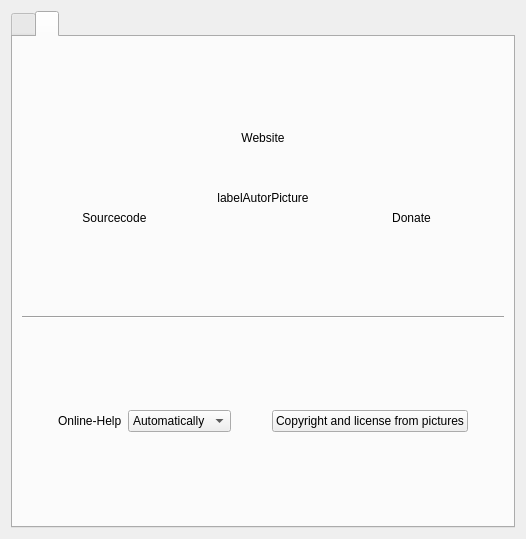
This is showclick/showclickDialog.ui in vkohaupt/vokoShowClick as Qt 5 draws it before an edit. The edited form follows.
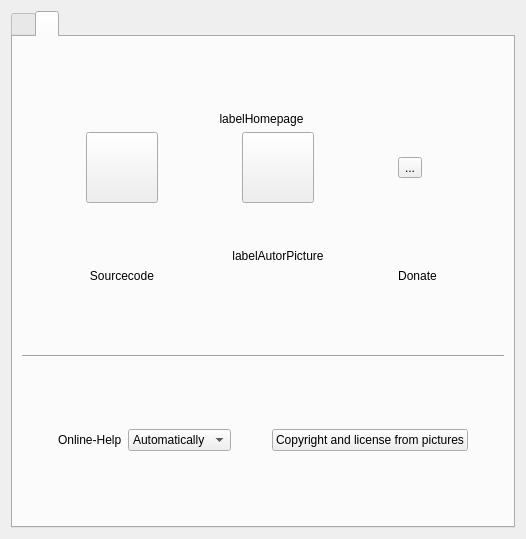
This is the edited form. Icons and pictures are not drawn.

The edit to the form file:
```diff
--- a/showclick/showclickDialog.ui
+++ b/showclick/showclickDialog.ui
@@ -460,7 +460,50 @@
        </item>
        <item>
         <layout class="QGridLayout" name="gridLayout_7">
-         <item row="2" column="1">
+         <item row="4" column="0">
+          <widget class="QLabel" name="labelSourcecodeUrl">
+           <property name="text">
+            <string notr="true">Sourcecode</string>
+           </property>
+           <property name="alignment">
+            <set>Qt::AlignCenter</set>
+           </property>
+           <property name="openExternalLinks">
+            <bool>true</bool>
+           </property>
+          </widget>
+         </item>
+         <item row="4" column="2">
+          <widget class="QLabel" name="labelDonateUrl">
+           <property name="text">
+            <string>Donate</string>
+           </property>
+           <property name="alignment">
+            <set>Qt::AlignCenter</set>
+           </property>
+           <property name="openExternalLinks">
+            <bool>true</bool>
+           </property>
+          </widget>
+         </item>
+         <item row="1" column="1" alignment="Qt::AlignHCenter">
+          <widget class="QToolButton" name="toolButton">
+           <property name="text">
+            <string notr="true"/>
+           </property>
+           <property name="icon">
+            <iconset resource="../showclick.qrc">
+             <normaloff>:/pictures/showclick/go-home.png</normaloff>:/pictures/showclick/go-home.png</iconset>
+           </property>
+           <property name="iconSize">
+            <size>
+             <width>64</width>
+             <height>64</height>
+            </size>
+           </property>
+          </widget>
+         </item>
+         <item row="3" column="1">
           <widget class="QLabel" name="labelAutorPicture">
            <property name="maximumSize">
             <size>
@@ -479,23 +522,10 @@
            </property>
           </widget>
          </item>
-         <item row="3" column="2">
-          <widget class="QLabel" name="labelDonateUrl">
-           <property name="text">
-            <string>Donate</string>
-           </property>
-           <property name="alignment">
-            <set>Qt::AlignCenter</set>
-           </property>
-           <property name="openExternalLinks">
-            <bool>true</bool>
-           </property>
-          </widget>
-         </item>
          <item row="0" column="0" colspan="3">
           <widget class="QLabel" name="labelWebSiteUrl">
            <property name="text">
-            <string notr="true">Website</string>
+            <string notr="true">labelHomepage</string>
            </property>
            <property name="alignment">
             <set>Qt::AlignCenter</set>
@@ -505,21 +535,8 @@
            </property>
           </widget>
          </item>
-         <item row="3" column="0">
-          <widget class="QLabel" name="labelSourcecodeUrl">
-           <property name="text">
-            <string notr="true">Sourcecode</string>
-           </property>
-           <property name="alignment">
-            <set>Qt::AlignCenter</set>
-           </property>
-           <property name="openExternalLinks">
-            <bool>true</bool>
-           </property>
-          </widget>
-         </item>
-         <item row="1" column="0">
-          <spacer name="verticalSpacer_4">
+         <item row="2" column="1">
+          <spacer name="verticalSpacer_7">
            <property name="orientation">
             <enum>Qt::Vertical</enum>
            </property>
@@ -531,6 +548,40 @@
            </property>
           </spacer>
          </item>
+         <item row="1" column="2">
+          <widget class="QToolButton" name="toolButton_2">
+           <property name="text">
+            <string>...</string>
+           </property>
+           <property name="icon">
+            <iconset resource="../showclick.qrc">
+             <normaloff>:/pictures/showclick/sourcecode.png</normaloff>:/pictures/showclick/sourcecode.png</iconset>
+           </property>
+           <property name="iconSize">
+            <size>
+             <width>64</width>
+             <height>64</height>
+            </size>
+           </property>
+          </widget>
+         </item>
+         <item row="1" column="0">
+          <widget class="QToolButton" name="toolButton_3">
+           <property name="text">
+            <string notr="true"/>
+           </property>
+           <property name="icon">
+            <iconset resource="../showclick.qrc">
+             <normaloff>:/pictures/showclick/donate.png</normaloff>:/pictures/showclick/donate.png</iconset>
+           </property>
+           <property name="iconSize">
+            <size>
+             <width>64</width>
+             <height>64</height>
+            </size>
+           </property>
+          </widget>
+         </item>
         </layout>
        </item>
        <item>
```
